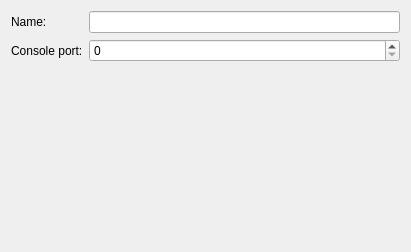
Qt form gns3/modules/vpcs/ui/vpcs_device_configuration_page.ui (GNS3/gns3-gui) before a commit.
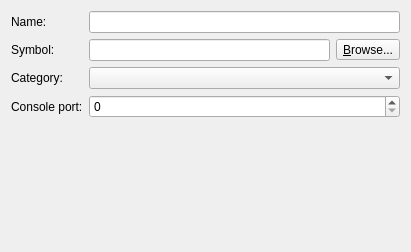
The same form after that commit.

Commit message: Support for custom symbols. Still some work to do on the QGraphicsEffect. Implements #388.

```diff
--- a/gns3/modules/vpcs/ui/vpcs_device_configuration_page.ui
+++ b/gns3/modules/vpcs/ui/vpcs_device_configuration_page.ui
@@ -14,31 +14,24 @@
    <string>VPCS device configuration</string>
   </property>
   <layout class="QGridLayout" name="gridLayout">
-   <item row="0" column="0">
-    <widget class="QLabel" name="uiNameLabel">
-     <property name="text">
-      <string>Name:</string>
-     </property>
-    </widget>
-   </item>
    <item row="0" column="1">
     <widget class="QLineEdit" name="uiNameLineEdit"/>
    </item>
-   <item row="1" column="0">
-    <widget class="QLabel" name="uiConsolePortLabel">
+   <item row="2" column="0">
+    <widget class="QLabel" name="uiSymbolLabel">
      <property name="text">
-      <string>Console port:</string>
+      <string>Symbol:</string>
      </property>
     </widget>
    </item>
-   <item row="1" column="1">
+   <item row="4" column="1">
     <widget class="QSpinBox" name="uiConsolePortSpinBox">
      <property name="maximum">
       <number>65535</number>
      </property>
     </widget>
    </item>
-   <item row="2" column="1">
+   <item row="5" column="1">
     <spacer name="spacer">
      <property name="orientation">
       <enum>Qt::Vertical</enum>
@@ -51,6 +44,47 @@
      </property>
     </spacer>
    </item>
+   <item row="4" column="0">
+    <widget class="QLabel" name="uiConsolePortLabel">
+     <property name="text">
+      <string>Console port:</string>
+     </property>
+    </widget>
+   </item>
+   <item row="0" column="0">
+    <widget class="QLabel" name="uiNameLabel">
+     <property name="text">
+      <string>Name:</string>
+     </property>
+    </widget>
+   </item>
+   <item row="2" column="1">
+    <layout class="QHBoxLayout" name="horizontalLayout_7">
+     <item>
+      <widget class="QLineEdit" name="uiSymbolLineEdit"/>
+     </item>
+     <item>
+      <widget class="QToolButton" name="uiSymbolToolButton">
+       <property name="text">
+        <string>&amp;Browse...</string>
+       </property>
+       <property name="toolButtonStyle">
+        <enum>Qt::ToolButtonTextOnly</enum>
+       </property>
+      </widget>
+     </item>
+    </layout>
+   </item>
+   <item row="3" column="0">
+    <widget class="QLabel" name="uiCategoryLabel">
+     <property name="text">
+      <string>Category:</string>
+     </property>
+    </widget>
+   </item>
+   <item row="3" column="1">
+    <widget class="QComboBox" name="uiCategoryComboBox"/>
+   </item>
   </layout>
  </widget>
  <resources/>
```
The commit also changes 34 other files.
